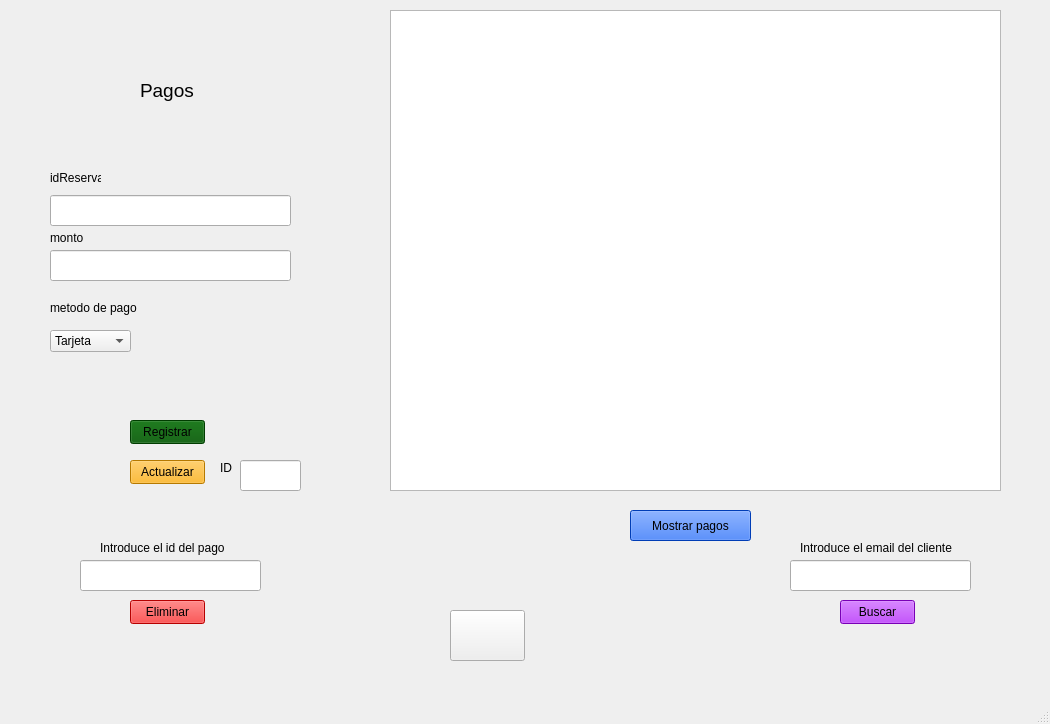
This is pago/pagos.ui in smorcor744/pyQT as Qt 5 draws it before an edit. The edited form follows.
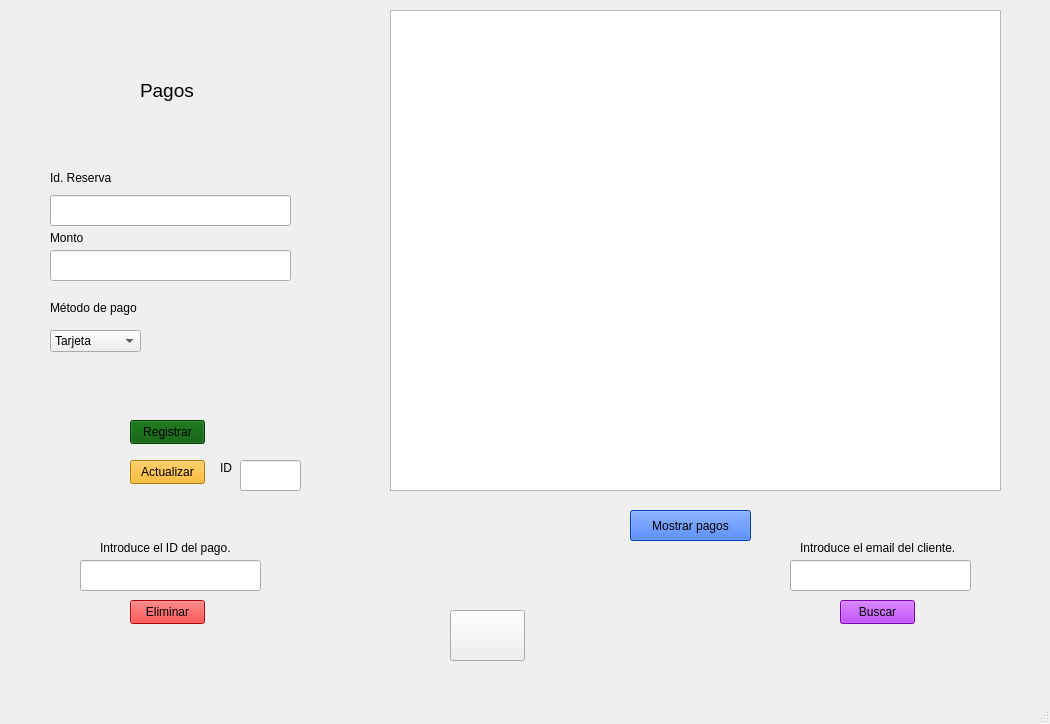
This is the edited form. Icons and pictures are not drawn.

Diff of the .ui file:
```diff
--- a/pago/pagos.ui
+++ b/pago/pagos.ui
@@ -46,12 +46,12 @@
      <rect>
       <x>50</x>
       <y>170</y>
-      <width>51</width>
+      <width>81</width>
       <height>16</height>
      </rect>
     </property>
     <property name="text">
-     <string>idReserva</string>
+     <string>Id. Reserva</string>
     </property>
    </widget>
    <widget class="QLabel" name="label_3">
@@ -64,7 +64,7 @@
      </rect>
     </property>
     <property name="text">
-     <string>metodo de pago</string>
+     <string>Método de pago</string>
     </property>
    </widget>
    <widget class="QLabel" name="label_4">
@@ -77,7 +77,7 @@
      </rect>
     </property>
     <property name="text">
-     <string>monto</string>
+     <string>Monto</string>
     </property>
    </widget>
    <widget class="QPushButton" name="bt_registrar_pago">
@@ -165,7 +165,7 @@
      </rect>
     </property>
     <property name="text">
-     <string>Introduce el id del pago</string>
+     <string>Introduce el ID del pago.</string>
     </property>
    </widget>
    <widget class="QPushButton" name="bt_eliminar_pago">
@@ -262,7 +262,7 @@
      </rect>
     </property>
     <property name="text">
-     <string>Introduce el email del cliente</string>
+     <string>Introduce el email del cliente.</string>
     </property>
    </widget>
    <widget class="QPushButton" name="bt_buscar_pago">
@@ -286,7 +286,7 @@
      <rect>
       <x>50</x>
       <y>330</y>
-      <width>81</width>
+      <width>91</width>
       <height>22</height>
      </rect>
     </property>
```
